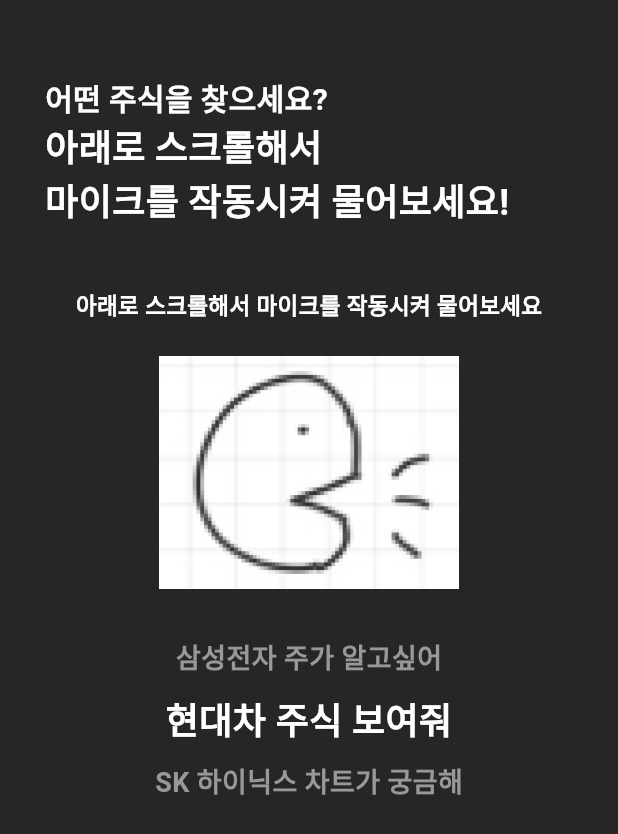
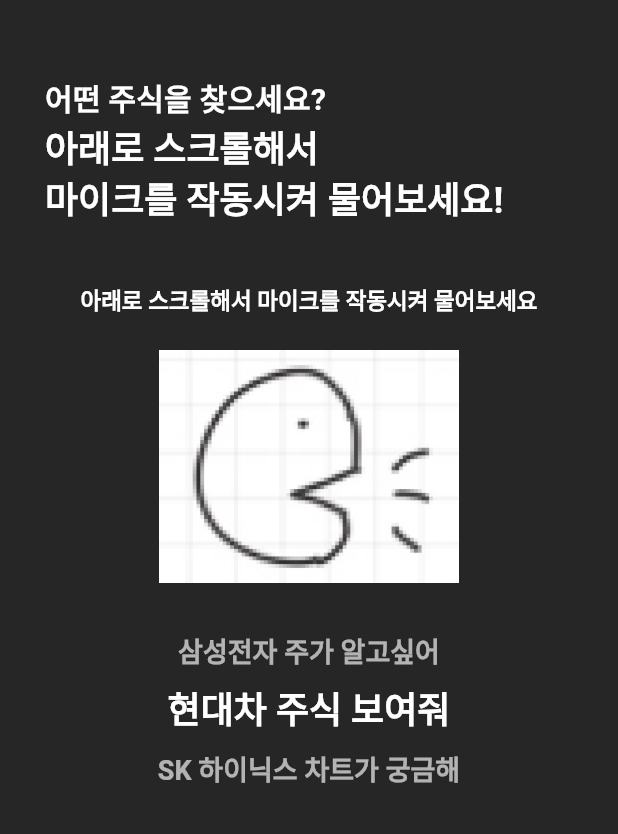
Before and after one commit to Hear-Stock/hearstock-frontend, a Flutter app: the screen it shows after launch, on a phone screen of 412 x 824 dp. Shown: the top 834 px of the screen. Run offline on Flutter 3.47's test engine with Material 3 defaults, Android fonts, the phone set to English and light mode, and no system bars; our stand-ins replace flutter_dotenv, flutter_tts, shared_preferences, speech_to_text; missing offline and left inert: flutter_soloud; Roboto replaces fonts that are missing (Pretendard).

Commit message:
Style: 사용자 정의 배경, 폰트 색상 및 크기 변경

```diff
--- /dev/null
+++ b/hear_stock/lib/app_settings.dart
@@ -0,0 +1,126 @@
+import 'package:flutter/material.dart';
+import 'package:shared_preferences/shared_preferences.dart';
+
+enum CvdPreset {
+  defaultDark,
+  highContrastDark,
+  protanopiaFriendly,
+  deuteranopiaFriendly,
+  tritanopiaFriendly,
+  monochrome,
+  custom,
+}
+
+class AppSettings extends ChangeNotifier {
+  // 전역으로 쓸 값
+  Color backgroundColor;
+  Color fontColor;
+  double fontScale;
+  CvdPreset preset;
+
+  AppSettings({
+    this.backgroundColor = const Color(0xFF262626),
+    this.fontColor = Colors.white,
+    this.fontScale = 1.0,
+    this.preset = CvdPreset.defaultDark,
+  });
+
+  // ---- Persistence ----
+  static const _kBg = 'bgColor';
+  static const _kFont = 'fontColor';
+  static const _kScale = 'fontScale';
+  static const _kPreset = 'presetIndex';
+
+  Future<void> load() async {
+    final p = await SharedPreferences.getInstance();
+    backgroundColor = Color(p.getInt(_kBg) ?? const Color(0xFF262626).value);
+    fontColor = Color(p.getInt(_kFont) ?? Colors.white.value);
+    fontScale = p.getDouble(_kScale) ?? 1.0;
+    final pi = p.getInt(_kPreset) ?? CvdPreset.defaultDark.index;
+    preset = CvdPreset.values[pi];
+    notifyListeners();
+  }
+
+  Future<void> _save() async {
+    final p = await SharedPreferences.getInstance();
+    await p.setInt(_kBg, backgroundColor.value);
+    await p.setInt(_kFont, fontColor.value);
+    await p.setDouble(_kScale, fontScale);
+    await p.setInt(_kPreset, preset.index);
+  }
+
+  // ---- Update APIs ----
+  void setFontScale(double scale) {
+    fontScale = scale.clamp(0.8, 1.8);
+    _save();
+    notifyListeners();
+  }
+
+  void setCustomColors(Color bg, Color font) {
+    backgroundColor = bg;
+    fontColor = font;
+    preset = CvdPreset.custom;
+    _save();
+    notifyListeners();
+  }
+
+  void setPreset(CvdPreset p) {
+    preset = p;
+    switch (p) {
+      case CvdPreset.defaultDark:
+        backgroundColor = const Color(0xFF262626);
+        fontColor = Colors.white;
+        break;
+      case CvdPreset.highContrastDark:
+        backgroundColor = Colors.black;
+        fontColor = Colors.white;
+        break;
+      case CvdPreset.protanopiaFriendly:
+        backgroundColor = const Color(0xFF1E1E1E);
+        fontColor = const Color(0xFFF2F2F2);
+        break;
+      case CvdPreset.deuteranopiaFriendly:
+        backgroundColor = const Color(0xFF202124);
+        fontColor = const Color(0xFFFFFBFE);
+        break;
+      case CvdPreset.tritanopiaFriendly:
+        backgroundColor = const Color(0xFF1C1C1C);
+        fontColor = const Color(0xFFFFF3E0);
+        break;
+      case CvdPreset.monochrome:
+        backgroundColor = const Color(0xFF111111);
+        fontColor = const Color(0xFFEDEDED);
+        break;
+      case CvdPreset.custom:
+        // 유지
+        break;
+    }
+    _save();
+    notifyListeners();
+  }
+
+  // 현재 설정으로 ThemeData 만들기
+  ThemeData toThemeData() {
+    final base = ThemeData(
+      brightness: Brightness.dark,
+      useMaterial3: true,
+      scaffoldBackgroundColor: backgroundColor,
+      colorScheme: ColorScheme.fromSeed(
+        seedColor: Colors.teal,
+        brightness: Brightness.dark,
+        background: backgroundColor,
+        onBackground: fontColor,
+        surface: backgroundColor,
+        onSurface: fontColor,
+        primary: fontColor, // 기본 위젯 대비 확보용
+        onPrimary: backgroundColor,
+      ),
+    );
+    return base.copyWith(
+      textTheme: base.textTheme.apply(
+        bodyColor: fontColor,
+        displayColor: fontColor,
+      ),
+    );
+  }
+}
--- a/hear_stock/lib/home_page.dart
+++ b/hear_stock/lib/home_page.dart
@@ -44,7 +44,7 @@ class _HomePageState extends State<HomePage> {
   @override
   Widget build(BuildContext context) {
     return Scaffold(
-      backgroundColor: Color(0xFF262626),
+      backgroundColor: Theme.of(context).colorScheme.background,
       body: Stack(
         children: [
           RefreshIndicator(
@@ -60,18 +60,20 @@ class _HomePageState extends State<HomePage> {
                     children: [
                       Text(
                         '어떤 주식을 찾으세요?',
-                        style: TextStyle(
+                        style: Theme.of(
+                          context,
+                        ).textTheme.titleMedium?.copyWith(
                           fontSize: 20,
                           fontWeight: FontWeight.bold,
-                          color: Colors.white,
                         ),
                       ),
                       Text(
                         '아래로 스크롤해서\n마이크를 작동시켜 물어보세요!',
-                        style: TextStyle(
+                        style: Theme.of(
+                          context,
+                        ).textTheme.headlineSmall?.copyWith(
                           fontSize: 24,
                           fontWeight: FontWeight.bold,
-                          color: Colors.white,
                         ),
                       ),
                       SizedBox(height: 40),
@@ -80,10 +82,11 @@ class _HomePageState extends State<HomePage> {
                           children: [
                             Text(
                               '아래로 스크롤해서 마이크를 작동시켜 물어보세요',
-                              style: TextStyle(
+                              style: Theme.of(
+                                context,
+                              ).textTheme.headlineSmall?.copyWith(
                                 fontSize: 15,
                                 fontWeight: FontWeight.bold,
-                                color: Colors.white,
                               ),
                             ),
                             Image.asset(
@@ -94,28 +97,37 @@ class _HomePageState extends State<HomePage> {
                             SizedBox(height: 10),
                             Text(
                               '삼성전자 주가 알고싶어',
-                              style: TextStyle(
+                              style: Theme.of(
+                                context,
+                              ).textTheme.headlineSmall?.copyWith(
                                 fontSize: 18,
                                 fontWeight: FontWeight.bold,
-                                color: Color(0xFF989898),
+                                color: Theme.of(
+                                  context,
+                                ).colorScheme.onBackground.withOpacity(0.65),
                               ),
                             ),
                             SizedBox(height: 10),
                             Text(
                               '현대차 주식 보여줘',
-                              style: TextStyle(
+                              style: Theme.of(
+                                context,
+                              ).textTheme.headlineSmall?.copyWith(
                                 fontSize: 24,
                                 fontWeight: FontWeight.bold,
-                                color: Colors.white,
                               ),
                             ),
                             SizedBox(height: 10),
                             Text(
                               'SK 하이닉스 차트가 궁금해',
-                              style: TextStyle(
+                              style: Theme.of(
+                                context,
+                              ).textTheme.headlineSmall?.copyWith(
                                 fontSize: 18,
                                 fontWeight: FontWeight.bold,
-                                color: Color(0xFF989898),
+                                color: Theme.of(
+                                  context,
+                                ).colorScheme.onBackground.withOpacity(0.65),
                               ),
                             ),
                           ],
--- a/hear_stock/lib/landing_page.dart
+++ b/hear_stock/lib/landing_page.dart
@@ -36,6 +36,11 @@ class LandingPage extends StatelessWidget {
               },
               child: Text('Go to RIS Page'),
             ),
+            SizedBox(height: 20),
+            ElevatedButton(
+              onPressed: () => Navigator.pushNamed(context, '/settings'),
+              child: const Text('접근성 & 테마 설정'),
+            ),
           ],
         ),
       ),
--- a/hear_stock/lib/main.dart
+++ b/hear_stock/lib/main.dart
@@ -4,24 +4,51 @@ import 'package:flutter_dotenv/flutter_dotenv.dart';
 // 페이지 임포트 (랜딩, 홈)
 import 'landing_page.dart';
 import 'home_page.dart';
+import 'settings_page.dart';
+import 'app_settings.dart';
 
 // 페이지 임포트
 import 'pages/chart/chart_page.dart';
 import 'pages/ris/ris_page.dart';
 import 'pages/developer/developer_page.dart';
 
-void main() async {
+Future<void> main() async {
+  WidgetsFlutterBinding.ensureInitialized();
   await dotenv.load(fileName: ".env");
-  runApp(MyApp());
+
+  final settings = AppSettings();
+  await settings.load();
+
+  runApp(MyApp(settings: settings));
 }
 
 class MyApp extends StatelessWidget {
+  final AppSettings settings;
+  const MyApp({super.key, required this.settings});
+
   @override
   Widget build(BuildContext context) {
+    // settings가 바뀌면 전체 앱을 리빌드
+    return AnimatedBuilder(
+      animation: settings,
+      builder: (context, _) {
+        final baseTheme = settings.toThemeData();
+        final themeWithFont = baseTheme.copyWith(
+          // Pretendard 적용
+          textTheme: baseTheme.textTheme.apply(fontFamily: 'Pretendard'),
+        );
+
         return MaterialApp(
-      // 기본 폰트 Pretendard로 설정
-      theme: ThemeData(fontFamily: "Pretendard"),
-      // 초기 화면: LandingPage
+          title: 'HearStock',
+          theme: themeWithFont,
+          // 전역 글자 배율 적용 (원래 폰트 크기 × 배율)
+          builder: (context, child) {
+            final media = MediaQuery.of(context);
+            return MediaQuery(
+              data: media.copyWith(textScaleFactor: settings.fontScale),
+              child: child!,
+            );
+          },
           initialRoute: '/home',
           routes: {
             '/': (context) => LandingPage(),
@@ -29,6 +56,10 @@ class MyApp extends StatelessWidget {
             '/chart': (context) => ChartPage(),
             '/rsi': (context) => RsiPage(),
             '/dev': (context) => DeveloperPage(),
+            '/settings':
+                (context) => SettingsPage(settings: settings), // 설정 페이지
+          },
+        );
       },
     );
   }
--- a/hear_stock/pubspec.yaml
+++ b/hear_stock/pubspec.yaml
@@ -39,6 +39,7 @@ dependencies:
   flutter_soloud: ^3.1.10
   flutter_dotenv: ^5.2.1
   http: ^1.4.0
+  shared_preferences: ^2.2.3
   # flutter_tts: ^3.2.2
   # flutter_sound: ^9.1.6
   # audioplayers: ^0.20.1
```
Also changed, not shown: hear_stock/lib/settings_page.dart (added, +118 -0 lines), 1 other file. Lines whose indentation alone changed are shown as unchanged.
